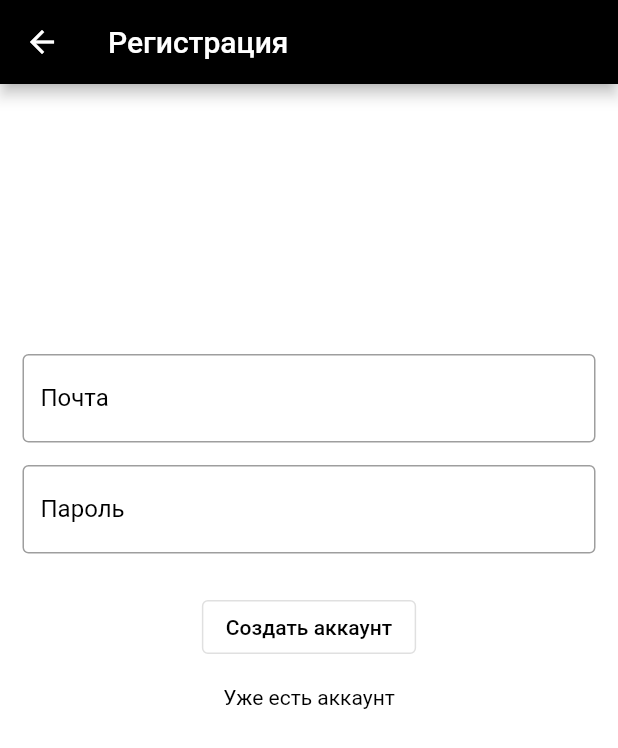
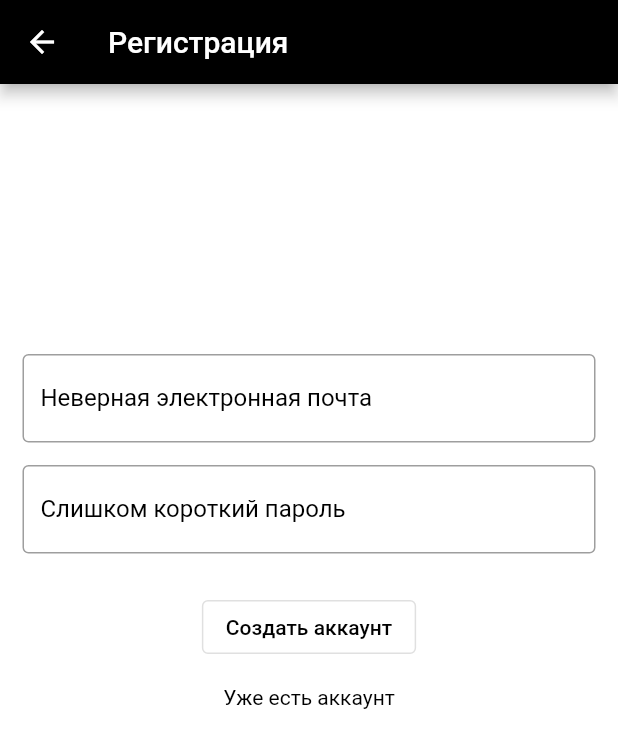
Before and after one commit to SoulNaturalist/StepUp, a Flutter app: the RegisterPage screen opened by its route, after a tap on "Создать аккаунт", on a phone screen of 412 x 824 dp. Shown: the top 748 px of the screen. Run offline on Flutter 3.47's test engine with Material 2 defaults, Android fonts, the light colour scheme and no system bars.

Commit message:
added validation for form

```diff
--- a/lib/widgets/pages/register.dart
+++ b/lib/widgets/pages/register.dart
@@ -8,6 +8,10 @@ class RegisterPage extends StatefulWidget {
 }
 
 class _RegisterState extends State<RegisterPage> {
+  final TextEditingController emailController = TextEditingController();
+  final TextEditingController passwordController = TextEditingController();
+  bool isValidEmail = true;
+  bool isValidPassword = true;
   @override
   Widget build(BuildContext context) {
     return Scaffold(
@@ -30,12 +34,13 @@ class _RegisterState extends State<RegisterPage> {
               Padding(
                 padding: EdgeInsets.only(top:180, left: 15.0, right: 15.0),
                 child: TextField(
+                  controller: emailController,
                   decoration: InputDecoration(
                     border: OutlineInputBorder(),
                     focusedBorder: OutlineInputBorder(
                       borderSide: BorderSide(width: 1, color: Colors.black),
                     ),
-                    labelText: 'Почта',
+                    labelText: isValidEmail ? 'Почта':'Неверная электронная почта',
                     labelStyle: TextStyle(color: Colors.black),
                     hintText: 'Введите электронную почту',
                   ),
@@ -45,12 +50,13 @@ class _RegisterState extends State<RegisterPage> {
                 padding: const EdgeInsets.only(left: 15.0, right: 15.0, top: 15),
                 child: TextField(
                   obscureText: true,
+                  controller:passwordController,
                   decoration: InputDecoration(
                     border: OutlineInputBorder(),
                     focusedBorder: OutlineInputBorder(
                       borderSide: BorderSide(width: 1, color: Colors.black),
                     ),
-                    labelText: 'Пароль',
+                    labelText: isValidPassword ? 'Пароль':'Слишком короткий пароль',
                     labelStyle: TextStyle(color: Colors.black),
                     hintText: 'Введите пароль',
                   ),
@@ -59,11 +65,24 @@ class _RegisterState extends State<RegisterPage> {
               Padding(
                 padding: const EdgeInsets.only(top: 25),
                 child:OutlinedButton(
-                  onPressed: () {},
+                  onPressed: () {
+                    final bool emailValid = RegExp(r"^[a-zA-Z0-9.a-zA-Z0-9.!#$%&'*+-/=?^_`{|}~]+@[a-zA-Z0-9]+\.[a-zA-Z]+")
+                    .hasMatch(emailController.text);
+                    if (!emailValid) {
+                      setState(() {
+                        isValidEmail = false;
+                      });
+                    }
+                    if (passwordController.text.length < 8) {
+                      setState(() {
+                        isValidPassword = false;
+                      });
+                    }
+                  },
                   child: const Text('Создать аккаунт'),
                   style: OutlinedButton.styleFrom(
                     primary: Colors.black,
-                ))
+                  )),
               ),
               Padding(
                 padding: const EdgeInsets.only(top: 15),
```
